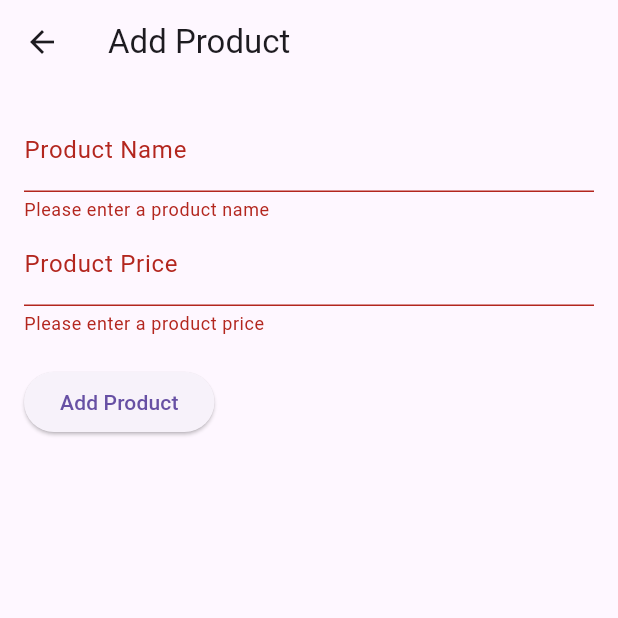
After one commit to DeelakaSenal/EzyReach-MobileApplication, a Flutter app: the AddProductPage screen opened directly, after a tap on "Add Product", on a phone screen of 412 x 824 dp, the top half of it. The commit adds this screen. Run offline on Flutter 3.47's test engine with Material 3 defaults, Android fonts, the phone set to English and light mode, and no system bars; our stand-ins replace cloud_firestore, device_preview, firebase_auth, firebase_core; accounts and stored records are empty.

Commit message:
add product function

```diff
--- /dev/null
+++ b/ezyreach_mobile_application/lib/ui/add_product.dart
@@ -0,0 +1,93 @@
+import 'package:cloud_firestore/cloud_firestore.dart';
+import 'package:flutter/material.dart';
+
+class AddProductPage extends StatefulWidget {
+  const AddProductPage({super.key});
+
+  @override
+  _AddProductPageState createState() => _AddProductPageState();
+}
+
+class _AddProductPageState extends State<AddProductPage> {
+  final _formKey = GlobalKey<FormState>();
+  final TextEditingController _productNameController = TextEditingController();
+  final TextEditingController _productPriceController = TextEditingController();
+
+  // Function to add product to Firestore
+  void _addProduct(String name, double price) {
+    FirebaseFirestore.instance.collection('products').add({
+      'name': name,
+      'price': price,
+      'created_at': FieldValue.serverTimestamp(),
+      // Add other fields if needed
+    }).then((value) {
+      // Product added successfully
+      ScaffoldMessenger.of(context).showSnackBar(
+        const SnackBar(content: Text('Product added successfully!')),
+      );
+      Navigator.pop(context);  // Navigate back after successful addition
+    }).catchError((error) {
+      // Handle any errors
+      ScaffoldMessenger.of(context).showSnackBar(
+        SnackBar(content: Text('Failed to add product: $error')),
+      );
+    });
+  }
+
+  void _submitForm() {
+    if (_formKey.currentState?.validate() ?? false) {
+      String productName = _productNameController.text;
+      double productPrice = double.tryParse(_productPriceController.text) ?? 0.0;
+
+      // Call the function to add product to Firestore
+      _addProduct(productName, productPrice);
+    }
+  }
+
+  @override
+  Widget build(BuildContext context) {
+    return Scaffold(
+      appBar: AppBar(title: const Text("Add Product")),
+      body: Padding(
+        padding: const EdgeInsets.all(16.0),
+        child: Form(
+          key: _formKey,
+          child: Column(
+            crossAxisAlignment: CrossAxisAlignment.start,
+            children: [
+              TextFormField(
+                controller: _productNameController,
+                decoration: const InputDecoration(labelText: "Product Name"),
+                validator: (value) {
+                  if (value == null || value.isEmpty) {
+                    return 'Please enter a product name';
+                  }
+                  return null;
+                },
+              ),
+              TextFormField(
+                controller: _productPriceController,
+                decoration: const InputDecoration(labelText: "Product Price"),
+                keyboardType: TextInputType.number,
+                validator: (value) {
+                  if (value == null || value.isEmpty) {
+                    return 'Please enter a product price';
+                  }
+                  if (double.tryParse(value) == null) {
+                    return 'Please enter a valid price';
+                  }
+                  return null;
+                },
+              ),
+              const SizedBox(height: 20),
+              ElevatedButton(
+                onPressed: _submitForm,
+                child: const Text('Add Product'),
+              ),
+            ],
+          ),
+        ),
+      ),
+    );
+  }
+}
--- a/ezyreach_mobile_application/lib/ui/main.dart
+++ b/ezyreach_mobile_application/lib/ui/main.dart
@@ -37,7 +37,7 @@ class MyApp extends StatelessWidget {
       theme: ThemeData(
         primarySwatch: Colors.blue, // Theme color
       ),
-      home: const LandingPage(), // Landing page
+      home: const CompanyDashboard(), // Landing page
       locale: DevicePreview.locale(context), // Add locale for DevicePreview
       builder: DevicePreview.appBuilder, // Integrate DevicePreview builder
     );
--- a/ezyreach_mobile_application/lib/widgets/app_bar.dart
+++ b/ezyreach_mobile_application/lib/widgets/app_bar.dart
@@ -156,7 +156,7 @@ class _CustomAppBarState extends State<CustomAppBar> with SingleTickerProviderSt
                                 borderRadius: BorderRadius.circular(30),
                                 borderSide: BorderSide.none,
                               ),
-                              prefixIcon: const Icon(Icons.search, color: Colors.white54),
+                              prefixIcon: const Icon(Icons.search_outlined, color: Colors.white54),
                             ),
                             style: const TextStyle(color: Colors.white),
                             onSubmitted: (value) {
```
Also changed, not shown: ezyreach_mobile_application/lib/ui/company_dashboard.dart (+26 -6 lines), ezyreach_mobile_application/lib/ui/product_list_page.dart (added, +61 -0 lines).
